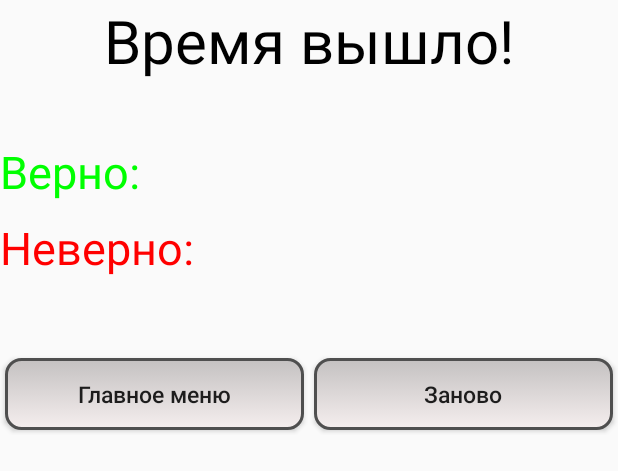
After one commit to Riobener/EnglishTenses, an Android app: the layout dialog_result.xml on its own in the app's theme, with its tools: preview values and no code run, on a phone screen of 412 x 824 dp. The commit adds this screen. Shown: the top 471 px of the screen. Run offline under Robolectric (Android 15) with nearby library versions, the phone set to English and light mode, and no system bars.

Commit message:
Already fixed

```diff
--- a/app/src/main/java/riobener/englishtenses/StringArrays.java
+++ b/app/src/main/java/riobener/englishtenses/StringArrays.java
@@ -21,7 +21,7 @@ public class StringArrays {
             "She does not know how to play basketball","Natalie saw a new game in the school",
             "The teacher gave a new chance to the student","When Rosa came home Dylan was cooking a pancakes",
             "While Sarah was reading books, her fish was eating feed","We have watched a tv show",
-            "He often looks at the phone","Did you play basketball?","She was looking at the laptop",
+            "He often looks at the phone.","Did you play basketball?","She was looking at the laptop",
             "He was teaching the student a new program","Water was leaking in my baggage","We have bought a computer",
             "Kate is writing a letter","Sara is cooking a new pie","He teaches a new program","Kate reads a lot of books",
             "She does not love a cup of tea"
@@ -34,7 +34,7 @@ public class StringArrays {
             "Past Continuous","Past Simple","Present Perfect Continuous","Present Perfect Continuous","Present Perfect",
             "Present Continuous","Present Simple","Present Simple","Present Simple","Past Simple","Past Simple",
             "Past Continuous","Past Continuous","Present Perfect","Present Simple","Past Simple","Past Continuous",
-            "Past Continuous","Past Continuous","Present Perfect","Present Continuous","Present continuous","Present Simple",
+            "Past Continuous","Past Continuous","Present Perfect","Present Continuous","Present Continuous","Present Simple",
             "Present Simple","Present Simple"
 
 
--- /dev/null
+++ b/app/src/main/res/layout/dialog_result.xml
@@ -0,0 +1,60 @@
+<?xml version="1.0" encoding="utf-8"?>
+<LinearLayout xmlns:android="http://schemas.android.com/apk/res/android"
+    android:orientation="vertical" android:layout_width="match_parent"
+    android:layout_height="match_parent">
+    <TextView
+        android:layout_width="match_parent"
+        android:layout_height="wrap_content"
+        android:text="Время вышло!"
+        android:textSize="40dp"
+        android:textColor="#000000"
+        android:gravity="center"/>
+<TextView
+    android:id="@+id/correct"
+    android:layout_width="wrap_content"
+    android:layout_height="wrap_content"
+    android:text="Верно:"
+    android:textSize="30dp"
+    android:layout_marginTop="40dp"
+    android:textColor="#00FF00"/>
+    <TextView
+        android:id="@+id/mistakes"
+        android:layout_width="wrap_content"
+        android:layout_height="wrap_content"
+        android:text="Неверно:"
+        android:textSize="30dp"
+        android:layout_marginTop="10dp"
+        android:textColor="#FF0000"/>
+    <LinearLayout
+        android:layout_width="match_parent"
+        android:layout_height="wrap_content"
+        android:layout_gravity="center"
+        android:orientation="horizontal"
+        android:layout_marginTop="50dp">
+        <Button
+            android:id="@+id/mainMenu"
+            android:layout_width="match_parent"
+            android:layout_height="match_parent"
+            android:text="Главное меню"
+            android:textAllCaps="false"
+            android:padding="10dp"
+            android:textSize="15dp"
+            android:layout_margin="3dp"
+            android:layout_weight="1"
+            android:background="@drawable/button_style"
+            android:layout_marginRight="8dp"
+            />
+        <Button
+            android:id="@+id/repeatButton"
+            android:layout_width="match_parent"
+            android:layout_height="match_parent"
+            android:layout_weight="1"
+            android:textAllCaps="false"
+            android:layout_margin="3dp"
+            android:text="Заново"
+            android:textSize="15dp"
+            android:background="@drawable/button_style"
+            />
+
+    </LinearLayout>
+</LinearLayout>
```
Also changed, not shown: app/src/main/java/riobener/englishtenses/PracticeActivity.java (+92 -28 lines), app/src/main/java/riobener/englishtenses/StartActivity.java (+15 -4 lines), app/src/main/res/layout/activity_practice.xml (+6 -9 lines), app/src/main/res/layout/dialog_result_title.xml (added, +8 -0 lines).
